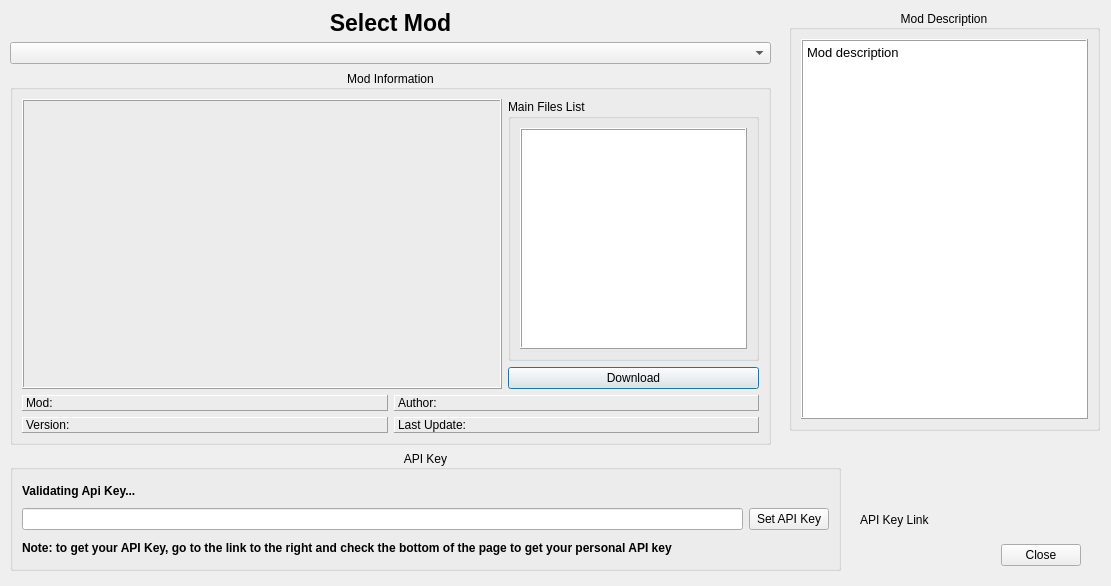
This is modules/ModDownloader.ui in rainmakerv3/BB_Launcher as Qt 5 draws it before an edit. The edited form follows.
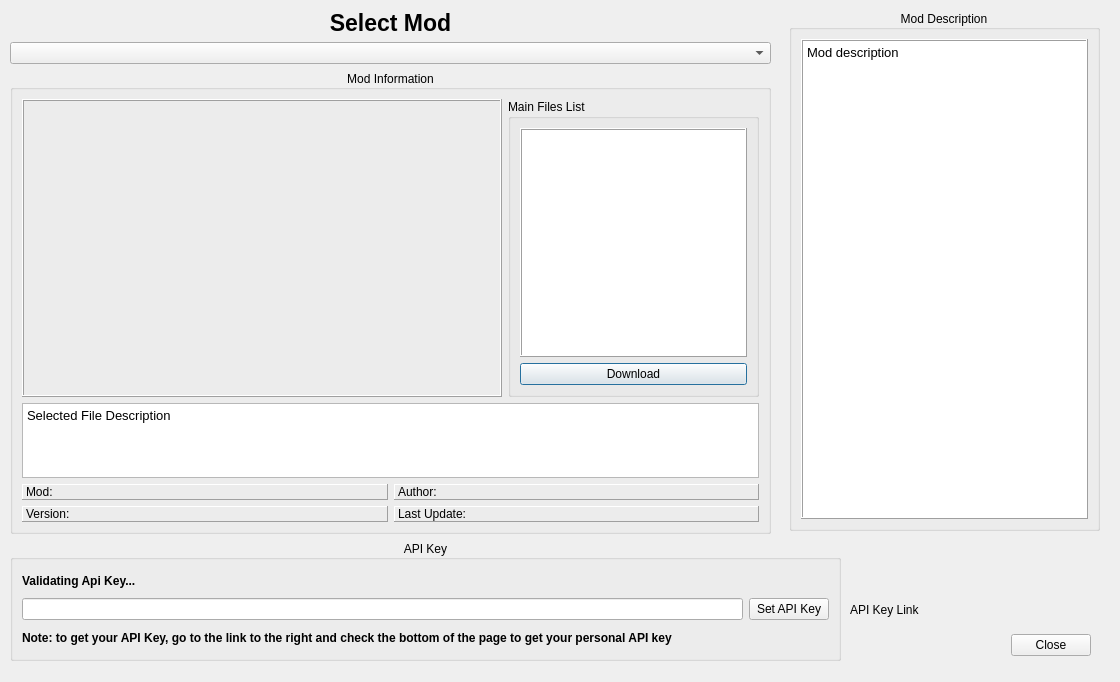
This is the edited form.

Commit message: Downloader: Display modfile descriptions

What changed in the file:
```diff
--- a/modules/ModDownloader.ui
+++ b/modules/ModDownloader.ui
@@ -6,8 +6,8 @@
    <rect>
     <x>0</x>
     <y>0</y>
-    <width>1111</width>
-    <height>586</height>
+    <width>1120</width>
+    <height>682</height>
    </rect>
   </property>
   <property name="windowTitle">
@@ -19,7 +19,7 @@
      <x>10</x>
      <y>10</y>
      <width>761</width>
-     <height>435</height>
+     <height>524</height>
     </rect>
    </property>
    <layout class="QVBoxLayout" name="verticalLayout">
@@ -99,20 +99,47 @@
                 </property>
                </widget>
               </item>
+              <item>
+               <widget class="QPushButton" name="downloadButton">
+                <property name="text">
+                 <string>Download</string>
+                </property>
+               </widget>
+              </item>
              </layout>
             </widget>
            </item>
-           <item>
-            <widget class="QPushButton" name="downloadButton">
-             <property name="text">
-              <string>Download</string>
-             </property>
-            </widget>
-           </item>
           </layout>
          </item>
         </layout>
        </item>
+       <item>
+        <widget class="QTextBrowser" name="fileDesc">
+         <property name="sizePolicy">
+          <sizepolicy hsizetype="Expanding" vsizetype="Fixed">
+           <horstretch>0</horstretch>
+           <verstretch>0</verstretch>
+          </sizepolicy>
+         </property>
+         <property name="maximumSize">
+          <size>
+           <width>16777215</width>
+           <height>75</height>
+          </size>
+         </property>
+         <property name="html">
+          <string>&lt;!DOCTYPE HTML PUBLIC &quot;-//W3C//DTD HTML 4.0//EN&quot; &quot;http://www.w3.org/TR/REC-html40/strict.dtd&quot;&gt;
+&lt;html&gt;&lt;head&gt;&lt;meta name=&quot;qrichtext&quot; content=&quot;1&quot; /&gt;&lt;meta charset=&quot;utf-8&quot; /&gt;&lt;style type=&quot;text/css&quot;&gt;
+p, li { white-space: pre-wrap; }
+hr { height: 1px; border-width: 0; }
+li.unchecked::marker { content: &quot;\2610&quot;; }
+li.checked::marker { content: &quot;\2612&quot;; }
+&lt;/style&gt;&lt;/head&gt;&lt;body style=&quot; font-family:'Noto Sans'; font-size:10pt; font-weight:400; font-style:normal;&quot;&gt;
+&lt;p style=&quot; margin-top:0px; margin-bottom:0px; margin-left:0px; margin-right:0px; -qt-block-indent:0; text-indent:0px;&quot;&gt;Selected File Description&lt;/p&gt;
+&lt;p style=&quot;-qt-paragraph-type:empty; margin-top:0px; margin-bottom:0px; margin-left:0px; margin-right:0px; -qt-block-indent:0; text-indent:0px;&quot;&gt;&lt;br /&gt;&lt;/p&gt;&lt;/body&gt;&lt;/html&gt;</string>
+         </property>
+        </widget>
+       </item>
        <item>
         <layout class="QHBoxLayout" name="horizontalLayout_2">
          <item>
@@ -184,7 +211,7 @@
      <x>789</x>
      <y>10</y>
      <width>311</width>
-     <height>421</height>
+     <height>521</height>
     </rect>
    </property>
    <layout class="QVBoxLayout" name="verticalLayout_3">
@@ -229,7 +256,7 @@
    <property name="geometry">
     <rect>
      <x>10</x>
-     <y>450</y>
+     <y>540</y>
      <width>831</width>
      <height>121</height>
     </rect>
@@ -290,8 +317,8 @@
   <widget class="QDialogButtonBox" name="buttonBox">
    <property name="geometry">
     <rect>
-     <x>980</x>
-     <y>530</y>
+     <x>990</x>
+     <y>620</y>
      <width>101</width>
      <height>51</height>
     </rect>
@@ -312,8 +339,8 @@
   <widget class="QLabel" name="linkLabel">
    <property name="geometry">
     <rect>
-     <x>860</x>
-     <y>510</y>
+     <x>850</x>
+     <y>600</y>
      <width>91</width>
      <height>20</height>
     </rect>
```
The commit also changes 2 other files.
